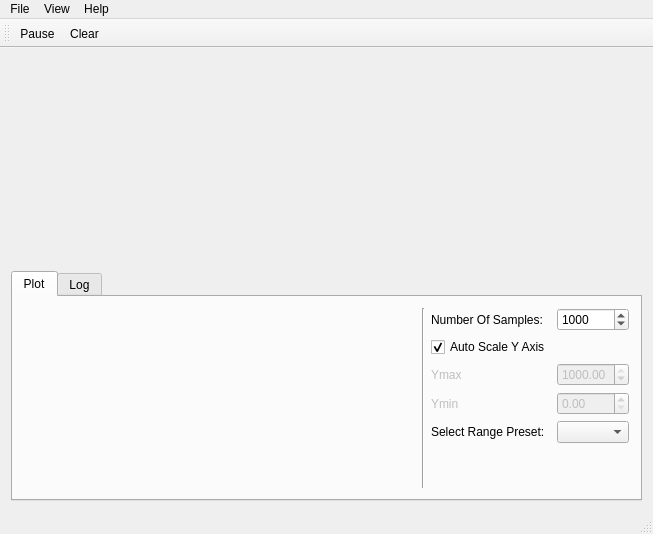
First picture: the form in src/mainwindow.ui, repository AlexanderAmelkin/SerialPlot, before the edit.
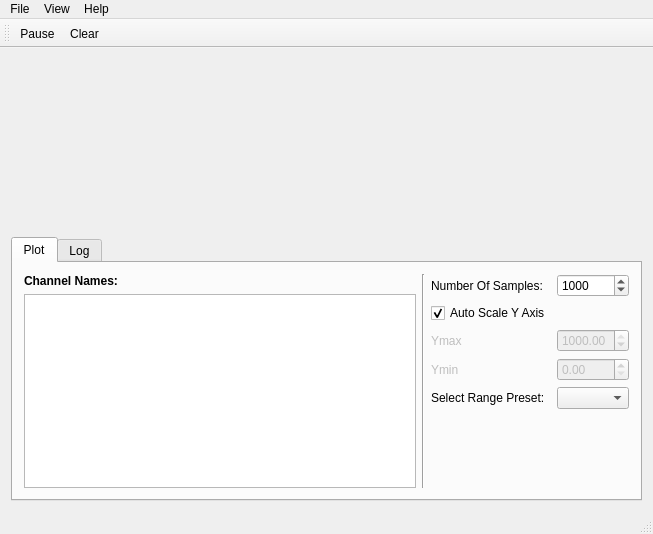
Second picture: the form after the edit. Custom widgets are drawn as their Qt base class.

Commit message: added channel name list to plot tab

```diff
--- a/src/mainwindow.ui
+++ b/src/mainwindow.ui
@@ -57,17 +57,21 @@
        </attribute>
        <layout class="QHBoxLayout" name="horizontalLayout_4">
         <item>
-         <spacer name="horizontalSpacer_2">
-          <property name="orientation">
-           <enum>Qt::Horizontal</enum>
-          </property>
-          <property name="sizeHint" stdset="0">
-           <size>
-            <width>370</width>
-            <height>20</height>
-           </size>
-          </property>
-         </spacer>
+         <layout class="QVBoxLayout" name="verticalLayout">
+          <item>
+           <widget class="QLabel" name="label_2">
+            <property name="styleSheet">
+             <string notr="true">font-weight: bold;</string>
+            </property>
+            <property name="text">
+             <string>Channel Names:</string>
+            </property>
+           </widget>
+          </item>
+          <item>
+           <widget class="QListView" name="lvChannelNames"/>
+          </item>
+         </layout>
         </item>
         <item>
          <widget class="Line" name="line">
```
The commit also changes 1 other file.
